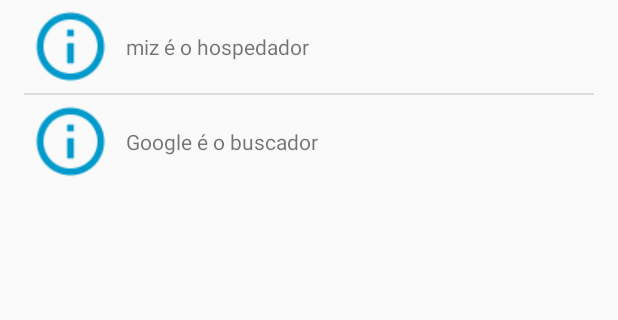
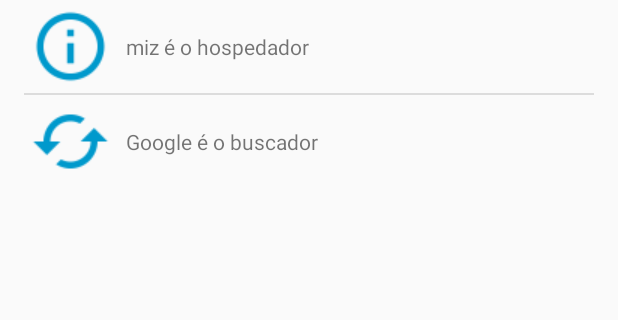
Before and after one commit to mizerablebr/RevistaDaSemana.com, an Android app: the screen it shows after launch (MainActivity), on a phone screen of 412 x 824 dp, the part 152-472 px from its top. Run offline under Robolectric (Android 15) with nearby library versions, the phone set to English and light mode, and no system bars.

Commit message:
Updated PostData class (added Category), PostDataAdapter created, updated RevistaDaSemanaXmlParser

```diff
--- a/app/src/main/java/com/rds/revistadasemanacom/MainActivity.java
+++ b/app/src/main/java/com/rds/revistadasemanacom/MainActivity.java
@@ -18,6 +18,7 @@ import android.view.MenuItem;
 import android.view.View;
 import android.widget.AdapterView;
 import android.widget.ArrayAdapter;
+import android.widget.BaseAdapter;
 import android.widget.ListView;
 import android.os.Handler;
 
@@ -29,7 +30,7 @@ import java.util.Arrays;
 
 public class MainActivity extends AppCompatActivity {
 
-    private ArrayAdapter<PostData> listAdapter;
+    private PostDataAdapter listAdapter;
     private ArrayList<PostData> listAdapterContent = new ArrayList<PostData>(Arrays.asList(PostData.postData));
     private ListView listView;
     private ProgressDialog mProgressDialog;
@@ -80,7 +81,7 @@ public class MainActivity extends AppCompatActivity {
         listView.setOnItemClickListener(itemClickListener);
 
         //Add an ListView Adapter
-        listAdapter = new ArrayAdapter<PostData>(MainActivity.this, R.layout.rowlayout, R.id.listView_label, listAdapterContent);
+        listAdapter = new PostDataAdapter(this,listAdapterContent);
         listView.setAdapter(listAdapter);
 
         //Create BroadCast Listener to update ListView e display ProgressDialog
@@ -151,8 +152,14 @@ public class MainActivity extends AppCompatActivity {
     }
 
     public void updateListView () {
-        listAdapter.clear();
-        listAdapter.addAll(listAdapterContent);
+        synchronized (this) {
+            listAdapter.clear();
+            listAdapter.addAll(listAdapterContent);
+            listView.invalidateViews();
+            listView.refreshDrawableState();
+        }
+
+
     }
 
     //Setup Menu
--- a/app/src/main/java/com/rds/revistadasemanacom/PostData.java
+++ b/app/src/main/java/com/rds/revistadasemanacom/PostData.java
@@ -7,17 +7,20 @@ public class PostData {
 
     private String title;
     private String link;
+    private String category;
+
 
     //Sample Content
     public static final PostData[] postData = {
-            new PostData("miz é o hospedador", "http://www.miz.com.br"),
-            new PostData("Google é o buscador", "http://www.google.com.br")
+            new PostData("miz é o hospedador", "http://www.miz.com.br", "Blog"),
+            new PostData("Google é o buscador", "http://www.google.com.br", "Nacionais")
     };
 
     //Constructor
-    public PostData(String title, String link) {
+    public PostData(String title, String link, String category) {
         this.title = title;
         this.link = link;
+        this.category = category;
     }
 
     //Getter
@@ -28,6 +31,10 @@ public class PostData {
     public String getLink() {
         return link;
     }
+    public String getCategory() {
+        return category;
+    }
+
 
     //toString()
     public String toString() {
--- /dev/null
+++ b/app/src/main/java/com/rds/revistadasemanacom/PostDataAdapter.java
@@ -0,0 +1,104 @@
+package com.rds.revistadasemanacom;
+
+import android.app.Activity;
+import android.content.Context;
+import android.graphics.drawable.Drawable;
+import android.util.Log;
+import android.view.LayoutInflater;
+import android.view.View;
+import android.view.ViewGroup;
+import android.widget.BaseAdapter;
+import android.widget.ImageView;
+import android.widget.TextView;
+
+import java.util.ArrayList;
+
+/**
+ * Created by Bruno on 15/01/16.
+ */
+public class PostDataAdapter extends BaseAdapter {
+    private Activity activity;
+    private ArrayList<PostData> data;
+    private static LayoutInflater inflater = null;
+
+    public PostDataAdapter(Activity a, ArrayList<PostData> d) {
+        activity = a;
+        data = d;
+        inflater = (LayoutInflater) activity.getSystemService(Context.LAYOUT_INFLATER_SERVICE);
+    }
+
+
+    @Override
+    public int getCount() {
+        return data.size();
+    }
+
+    @Override
+    public Object getItem(int position) {
+        return position;
+    }
+
+    @Override
+    public long getItemId(int position) {
+        return position;
+    }
+
+    public void clear() {
+        Log.d("clear() before", data.toString());
+
+        data.clear();
+
+        Log.d("clear() after", data.toString());
+    }
+
+    public void addAll(ArrayList<PostData> arrayList) {
+        Log.d("addAll() before", data.toString());
+        data = arrayList;
+        Log.d("addAll() after", data.toString());
+    }
+
+    static class ViewHolder {
+        private ImageView icon;
+        private TextView label;
+    }
+
+    @Override
+    public View getView(int position, View convertView, ViewGroup parent) {
+        View vi = convertView;
+        ViewHolder mViewHolder = null;
+        PostData postData = data.get(position);
+        if (convertView == null) {
+
+            mViewHolder = new ViewHolder();
+
+            vi = inflater.inflate(R.layout.rowlayout, parent, false);
+            mViewHolder.icon = (ImageView) vi.findViewById(R.id.listview_icon);
+            mViewHolder.label = (TextView) vi.findViewById(R.id.listView_label);
+
+            vi.setTag(mViewHolder);
+
+        } else {
+            mViewHolder = (ViewHolder) vi.getTag();
+        }
+
+        mViewHolder.icon.setImageResource(defineImage(postData.getCategory()));
+        mViewHolder.label.setText(postData.getTitle());
+        return vi;
+    }
+
+    private int defineImage(String category) {
+        int drawable = 0;
+        switch (category) {
+            case "Blog":
+                drawable = R.drawable.ic_info_outline_white_36dp;
+                break;
+            case "Nacionais":
+                drawable = R.drawable.ic_cached_white_36dp;
+                break;
+            default:
+                drawable = R.drawable.ic_cached_white_36dp;
+        }
+        return drawable;
+    }
+
+}
```
Also changed, not shown: app/src/main/java/com/rds/revistadasemanacom/RevistaDaSemanaXmlParser.java (+11 -1 lines).
